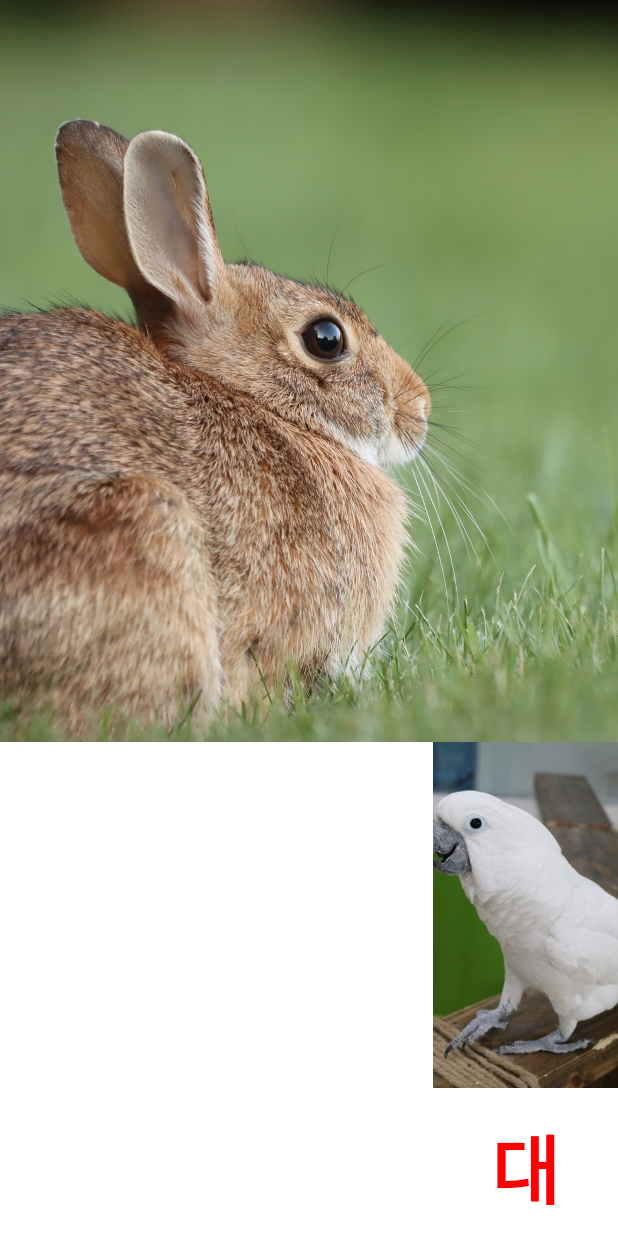
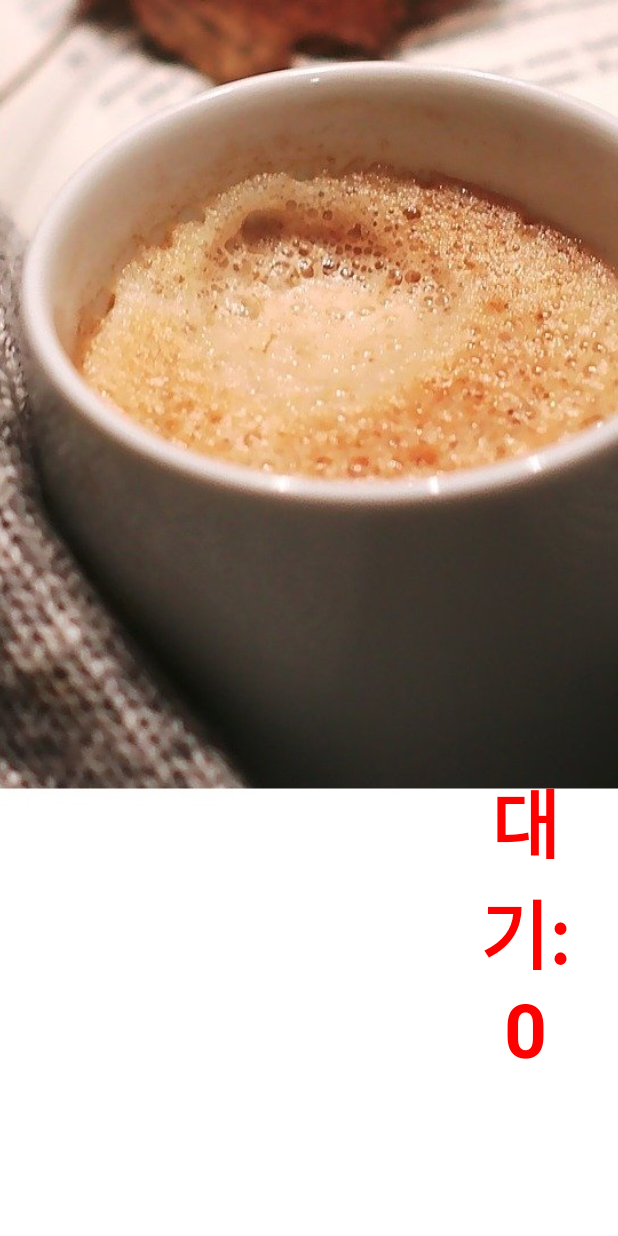
Before and after one commit to BBMC-DEV/PayCast-Alami, an Android app built with Jetpack Compose: the screen it shows after launch (CustomMainActivity), on a phone screen of 412 x 824 dp. Run offline under Robolectric (Android 15) with nearby library versions, the phone set to English and light mode, and no system bars; our stand-ins replace RxJava; libraries missing offline, so code that uses them is left out: com.gun0912.tedpermission, com.orhanobut.logger; pictures from the network do not load; 6 statements that could not run were skipped.

Commit message:
기본배경 이미지 적용

```diff
--- a/app/build.gradle
+++ b/app/build.gradle
@@ -132,6 +132,9 @@ dependencies {
     // glide
     implementation "com.github.skydoves:landscapist-glide:$glide_version"
 
+    // coil
+    implementation("io.coil-kt:coil-compose:2.4.0")
+
     // lottie
     implementation "com.airbnb.android:lottie-compose:$lottieVersion"
 
--- a/app/src/main/java/kr/co/bbmc/paycastdid/presentation/main/MainScreen.kt
+++ b/app/src/main/java/kr/co/bbmc/paycastdid/presentation/main/MainScreen.kt
@@ -5,24 +5,31 @@ import androidx.compose.foundation.Image
 import androidx.compose.foundation.background
 import androidx.compose.foundation.basicMarquee
 import androidx.compose.foundation.layout.*
+import androidx.compose.foundation.layout.Arrangement.Bottom
 import androidx.compose.foundation.lazy.LazyRow
 import androidx.compose.foundation.shape.RoundedCornerShape
 import androidx.compose.material.Card
 import androidx.compose.material.Text
 import androidx.compose.runtime.Composable
 import androidx.compose.runtime.collectAsState
+import androidx.compose.ui.Alignment
 import androidx.compose.ui.Modifier
 import androidx.compose.ui.graphics.Color
 import androidx.compose.ui.layout.ContentScale
+import androidx.compose.ui.platform.LocalContext
 import androidx.compose.ui.res.painterResource
 import androidx.compose.ui.text.font.FontWeight
 import androidx.compose.ui.text.style.TextAlign
 import androidx.compose.ui.unit.dp
 import androidx.compose.ui.unit.sp
 import androidx.lifecycle.asFlow
+import coil.compose.AsyncImage
+import coil.request.ImageRequest
 import com.orhanobut.logger.Logger
 import kotlinx.coroutines.FlowPreview
 import kr.co.bbmc.paycastdid.R
+import kr.co.bbmc.selforderutil.FileUtils
+import java.io.File
 
 
 @OptIn(ExperimentalFoundationApi::class)
@@ -32,31 +39,38 @@ fun MainScreen(vm: MainViewModel) {
     val didItems = vm.didInfo.collectAsState().value?.groupBy { it.orderNumber }
     val isVisible = vm.isVisible.asFlow().collectAsState(false).value
 
-    Logger.e("윤영 didItems : ${didItems.toString()}")
+    val imgFile = File(FileUtils.BBMC_PAYCAST_BG_DIRECTORY + "background.jpg")
+    Logger.e("imgFile : $imgFile")
+    val resource = if(!imgFile.exists()) R.drawable.bg_default else imgFile
     val orderCount = didItems?.keys?.size ?: 0
 
     didItems?.keys?.forEach { key ->
         val values = didItems[key]
     }
-
+    AsyncImage(
+        model = ImageRequest.Builder(LocalContext.current).data(resource).build(),
+        contentDescription = null,
+        modifier = Modifier
+            .fillMaxWidth()
+            .fillMaxHeight(),
+        contentScale = ContentScale.Crop
+    )
     Column {
-        Image(
-            painter = painterResource(id = R.drawable.sample_rabbit),
-            contentDescription = null,
+        Box(
             modifier = Modifier
                 .fillMaxWidth()
                 .fillMaxHeight(0.6f),
-            contentScale = ContentScale.Crop
         )
         Row(
             modifier = Modifier
-                .background(Color.White)
+                .background(Color.Transparent)
         ) {
             LazyRow(
                 modifier = Modifier
                     .fillMaxHeight()
                     .fillMaxWidth(0.7f)
                     .padding(10.dp)
+                    //.align(alignment = Alignment.Bottom)
             ) {
                 didItems?.forEach { (key, values) ->
                     item {
@@ -106,16 +120,8 @@ fun MainScreen(vm: MainViewModel) {
             Column(
                 modifier = Modifier
                     .fillMaxSize()
-                    .background(Color.White)
+                    .background(Color.Transparent)
             ) {
-                Image(
-                    painter = painterResource(id = R.drawable.sample_cocatu),
-                    contentDescription = null,
-                    modifier = Modifier
-                        .fillMaxWidth()
-                        .fillMaxHeight(0.7f),
-                    contentScale = ContentScale.Crop
-                )
                 Text(
                     text = "대기: $orderCount",
                     fontSize = 50.sp,
```
